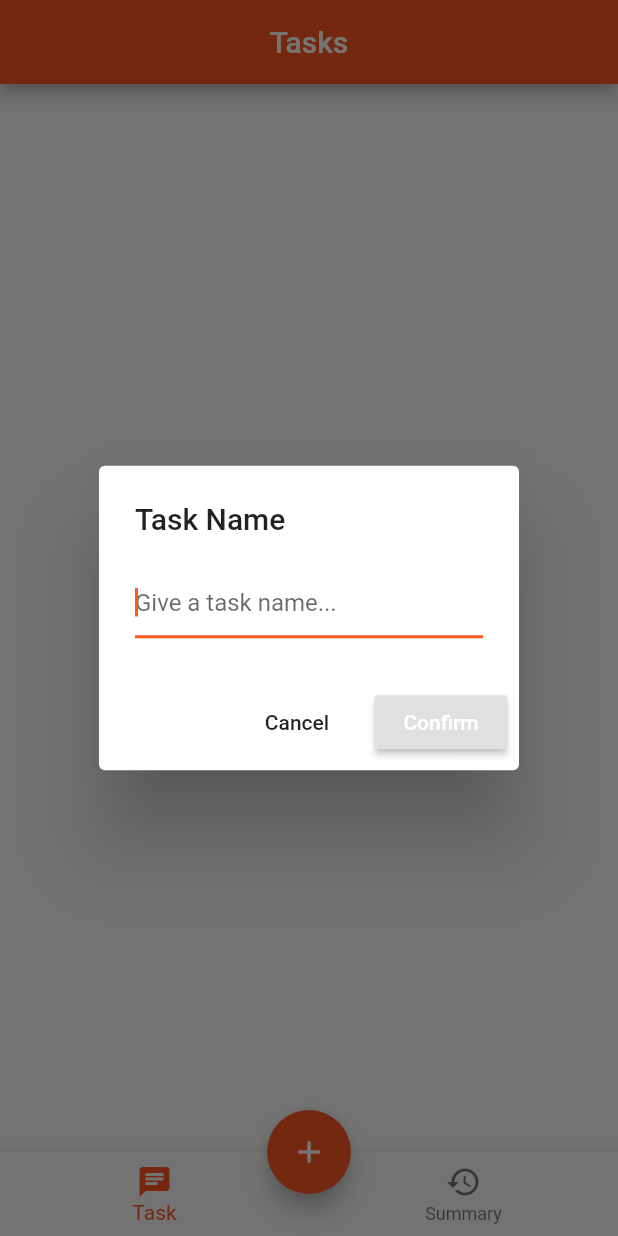
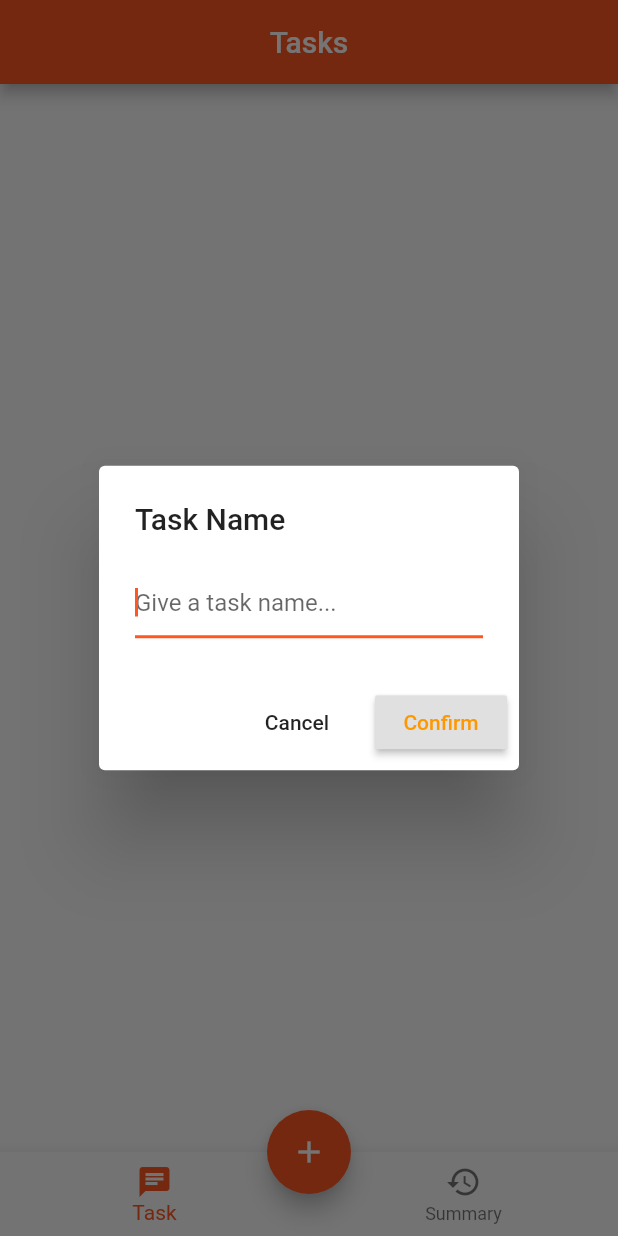
Before and after one commit to linusyoung/darka, a Flutter app: the screen it shows after launch, after a tap on the "add" icon, on a phone screen of 412 x 824 dp. Run offline on Flutter 3.47's test engine with Material 2 defaults, Android fonts, the phone set to English and light mode, and no system bars; our stand-ins replace audioplayers, bloc, flutter_bloc, percent_indicator, sqflite; missing offline and left inert: flutter_calendar; accounts and stored records are empty.

Commit message:
fix confirm button color

```diff
--- a/lib/pages/home_page.dart
+++ b/lib/pages/home_page.dart
@@ -182,7 +182,7 @@ class _TaskPageState extends State<TaskPage> {
             child: Text(
               'Confirm',
             ),
-            textColor: Colors.white,
+            textColor: Colors.orange,
             onPressed: () {
               Navigator.of(context).pop(taskName);
               print(taskName);
```
